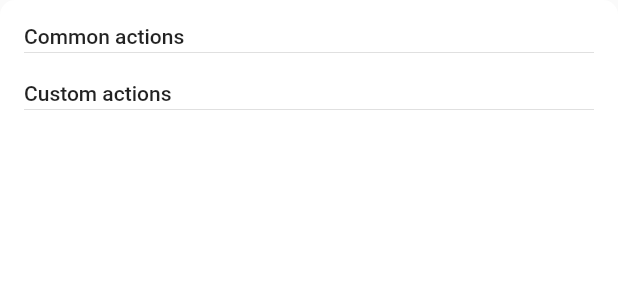
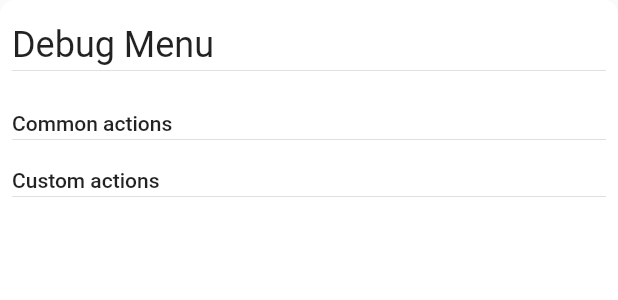
Before and after one commit to Frezyx/flutter_admin, a Flutter app: the DebugFriendMenu widget shown alone on an empty page, opened directly, on a phone screen of 412 x 824 dp. Shown: the top 300 px of the screen. Run offline on Flutter 3.47's test engine with Material 2 defaults, Android fonts, the phone set to English and light mode, and no system bars.

```diff
--- a/lib/src/widgets/debug_menu.dart
+++ b/lib/src/widgets/debug_menu.dart
@@ -12,6 +12,7 @@ class DebugFriendMenu extends StatelessWidget {
 
   @override
   Widget build(BuildContext context) {
+    final theme = Theme.of(context);
     return Container(
       decoration: const BoxDecoration(
         color: Colors.white,
@@ -19,11 +20,22 @@ class DebugFriendMenu extends StatelessWidget {
           top: Radius.circular(10),
         ),
       ),
-      child: Padding(
-        padding: const EdgeInsets.all(8.0),
       child: Column(
         crossAxisAlignment: CrossAxisAlignment.start,
         children: [
+          Container(
+            padding: const EdgeInsets.symmetric(vertical: 8.0),
+            decoration: BoxDecoration(
+              color: theme.cardColor,
+              borderRadius: const BorderRadius.vertical(
+                top: Radius.circular(10),
+              ),
+            ),
+            child: _Title(
+              title: 'Debug Menu',
+              style: theme.textTheme.headline5,
+            ),
+          ),
           const _Title(title: 'Common actions'),
           Flexible(
             child: Row(
@@ -45,7 +57,6 @@ class DebugFriendMenu extends StatelessWidget {
             ),
           ),
         ],
-        ),
       ),
     );
   }
```
Lines whose indentation alone changed are shown as unchanged.
